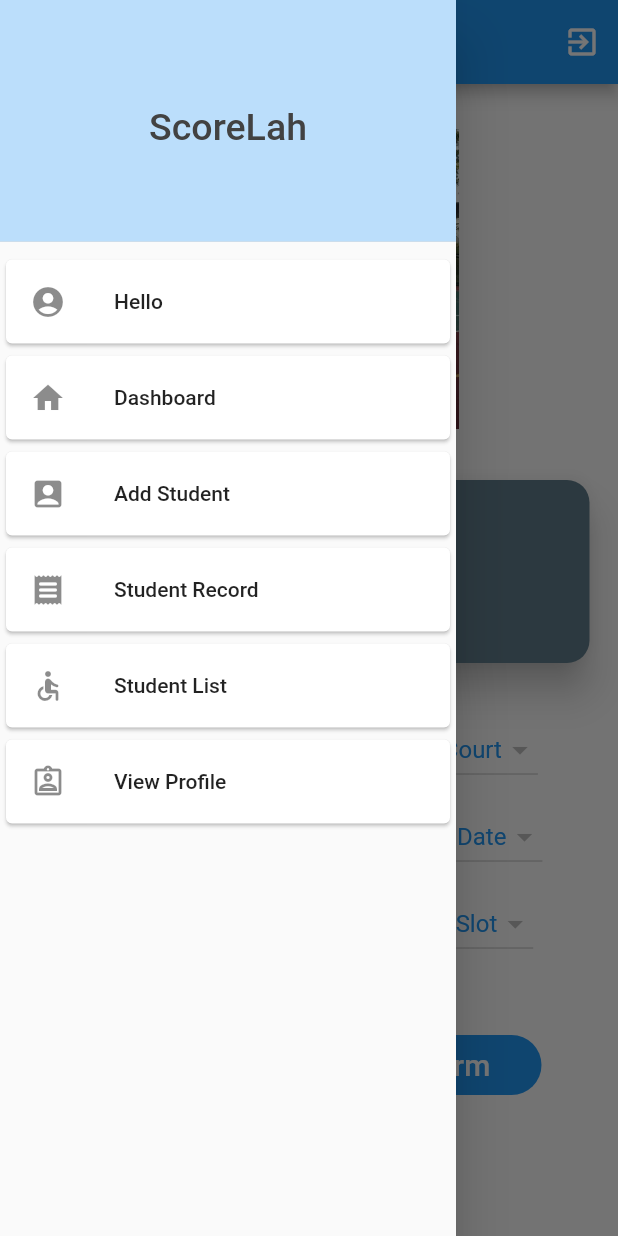
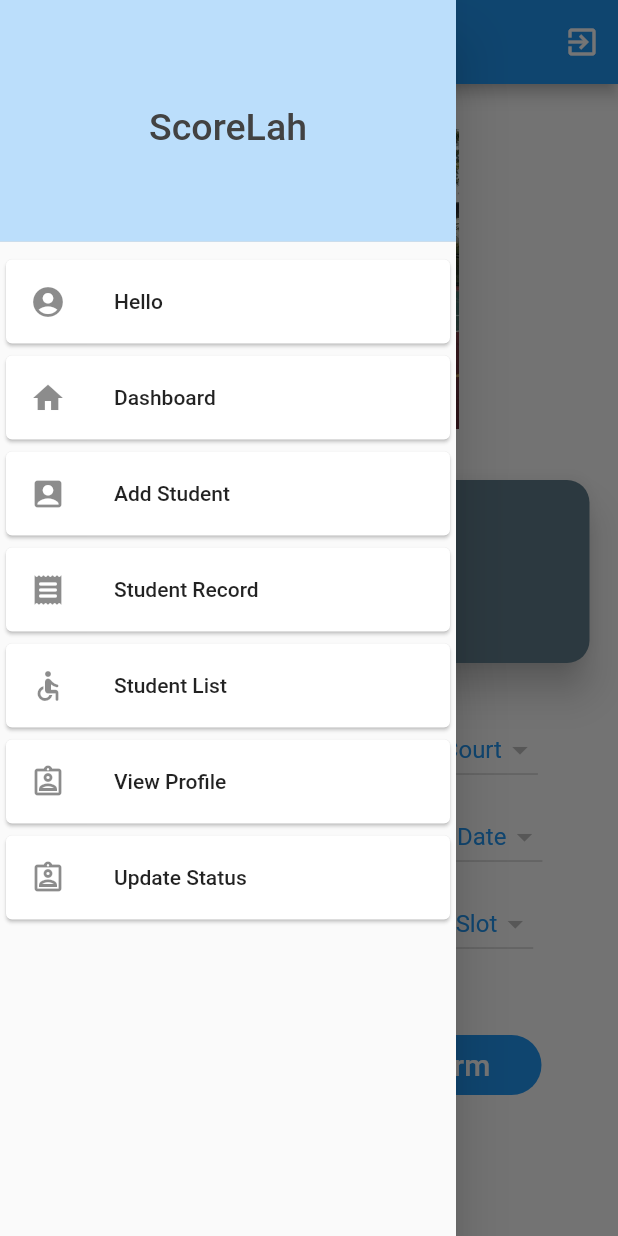
Before and after one commit to lildaizee/score-Lah, a Flutter app: the CollegeCourt screen opened directly, in the side drawer, after a tap on "Cancel", on a phone screen of 412 x 824 dp. Run offline on Flutter 3.47's test engine with Material 2 defaults, Android fonts, the phone set to English and light mode, and no system bars; our stand-ins replace cloud_firestore, firebase_auth, firebase_core, splashscreen; accounts and stored records are empty.

Commit message:
1. sprint 3 update drawer

```diff
--- a/lib/Screen/drawer.dart
+++ b/lib/Screen/drawer.dart
@@ -111,6 +111,17 @@ class SideDrawer extends StatelessWidget {
                       ),
                     }),
           ),
+          Card(
+            child: ListTile(
+                leading: Icon(Icons.assignment_ind_outlined),
+                title: Text('Update Status'),
+                onTap: () => {
+                      Navigator.push(
+                        context,
+                        MaterialPageRoute(builder: (context) => Booking()),
+                      ),
+                    }),
+          ),
           // Padding(
           //   padding: const EdgeInsets.only(
           //       left: 60.0, right: 60.0, top: 300, bottom: 40),
--- a/lib/Screen/splash.dart
+++ b/lib/Screen/splash.dart
@@ -27,7 +27,7 @@ class _SplashState extends State<Splash> {
     //   }
     // });
     return new SplashScreen(
-        seconds: 5,
+        seconds: 3,
         navigateAfterSeconds: new LoginPage(),
         title: new Text(
           'Welcome to \n ScoreLah Application',
```
Also changed, not shown: 1 other file.
